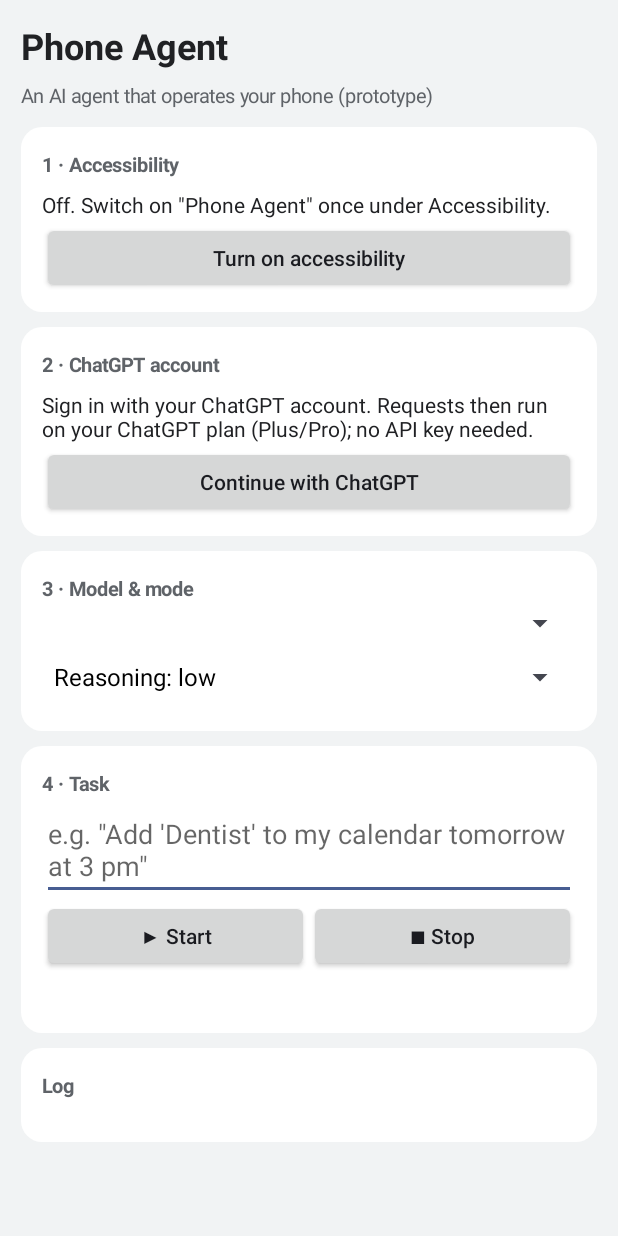
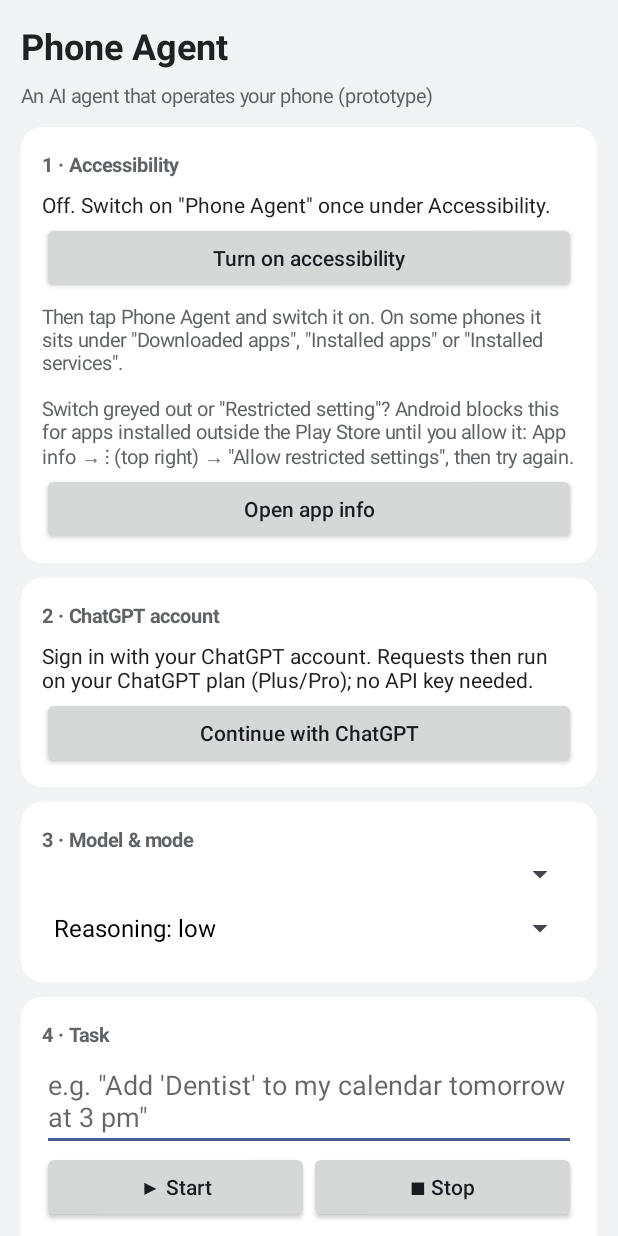
Before and after one commit to ezzcodeezzlife/phone-agent, an Android app: the screen it shows after launch (MainActivity), after a tap on "Turn on accessibility", on a phone screen of 412 x 824 dp. Run offline under Robolectric (Android 15) with nearby library versions, the phone set to English and light mode, and no system bars; 5 statements that could not run were skipped; 1 other tap on this screen came first.

Commit message:
Fix sign-in hanging on real phones; better accessibility guidance
Sign-in: while the browser is in front, Android freezes the backgrounded app
(reproduced on API 35 after switching apps during login: isFrozen=true, the
request to 127.0.0.1:1455 never got an answer, so the redirect page loaded
forever). A specialUse foreground service now keeps the process running until
the sign-in ends. A new sign-in also cleanly supersedes a pending one and waits
for the old listener to release port 1455 (before, it fell back to a random port
and the stale wait later reported a timeout).

Accessibility: Android has no public intent for one service's switch
(ACCESSIBILITY_DETAILS_SETTINGS needs a signature|installer permission), so the
button opens the accessibility list with Phone Agent as the highlight key, and
the app explains where to find it and how to allow restricted settings for
sideloaded installs (with an "Open app info" button on Android 13+).

Also translates the last German error strings in Auth.kt.

Co-Authored-By: Claude Opus 5.5 <noreply@anthropic.com>

```diff
--- a/app/src/main/java/dev/phoneagent/MainActivity.kt
+++ b/app/src/main/java/dev/phoneagent/MainActivity.kt
@@ -1,12 +1,14 @@
 package dev.phoneagent
 
 import android.app.Activity
+import android.content.ComponentName
 import android.content.Intent
 import android.content.SharedPreferences
 import android.graphics.Color
 import android.graphics.Typeface
 import android.graphics.drawable.GradientDrawable
 import android.net.Uri
+import android.os.Build
 import android.os.Bundle
 import android.os.Handler
 import android.os.Looper
@@ -35,6 +37,8 @@ class MainActivity : Activity() {
     private lateinit var prefs: SharedPreferences
     private lateinit var a11yText: TextView
     private lateinit var a11yBtn: Button
+    private lateinit var a11yHint: TextView
+    private lateinit var appInfoBtn: Button
     private lateinit var accountText: TextView
     private lateinit var loginBtn: Button
     private lateinit var usageLink: TextView
@@ -117,8 +121,19 @@ class MainActivity : Activity() {
         // 1) The one switch
         val s1 = section("1 · Accessibility", col)
         a11yText = label("")
-        a11yBtn = button("Turn on accessibility") { startActivity(Intent(Settings.ACTION_ACCESSIBILITY_SETTINGS)) }
-        s1.addView(a11yText); s1.addView(a11yBtn)
+        a11yBtn = button("Turn on accessibility") { openAccessibilitySettings() }
+        a11yHint = label(
+            "Then tap Phone Agent and switch it on. On some phones it sits under \"Downloaded apps\", " +
+                "\"Installed apps\" or \"Installed services\"." +
+                if (Build.VERSION.SDK_INT >= 33) "\n\nSwitch greyed out or \"Restricted setting\"? Android blocks this for apps " +
+                    "installed outside the Play Store until you allow it: App info → ⋮ (top right) → " +
+                    "\"Allow restricted settings\", then try again." else "",
+            13f, color = Color.rgb(95, 99, 104),
+        )
+        appInfoBtn = button("Open app info") {
+            startActivity(Intent(Settings.ACTION_APPLICATION_DETAILS_SETTINGS, Uri.fromParts("package", packageName, null)))
+        }
+        s1.addView(a11yText); s1.addView(a11yBtn); s1.addView(a11yHint); s1.addView(appInfoBtn)
 
         // 2) Sign in with ChatGPT
         val s2 = section("2 · ChatGPT account", col)
@@ -200,6 +215,8 @@ class MainActivity : Activity() {
         val svc = AgentService.instance
         a11yText.text = if (svc != null) "✓ On: the agent can read and operate the screen." else "Off. Switch on \"Phone Agent\" once under Accessibility."
         a11yBtn.visibility = if (svc != null) View.GONE else View.VISIBLE
+        a11yHint.visibility = a11yBtn.visibility
+        appInfoBtn.visibility = if (svc == null && Build.VERSION.SDK_INT >= 33) View.VISIBLE else View.GONE
         if (Auth.signedIn) {
             accountText.text = "✓ Signed in as ${Auth.email ?: "?"}" + if (Auth.planEnabled) "" else " (plan usage not allowed)"
             loginBtn.text = "Sign out"
@@ -256,8 +273,22 @@ class MainActivity : Activity() {
 
     // ---------------------------------------------------------------- actions
 
+    /**
+     * Android has no public intent that opens one service's switch: ACCESSIBILITY_DETAILS_SETTINGS needs
+     * a permission only system apps and app stores hold (checked through SDK 37). The next best thing is
+     * the accessibility list with our entry as the highlight key; AOSP-based Settings scroll to it and flash it.
+     */
+    private fun openAccessibilitySettings() {
+        val key = ComponentName(this, AgentService::class.java).flattenToString()
+        val intent = Intent(Settings.ACTION_ACCESSIBILITY_SETTINGS)
+            .putExtra(":settings:fragment_args_key", key)
+            .putExtra(":settings:show_fragment_args", Bundle().apply { putString(":settings:fragment_args_key", key) })
+        try { startActivity(intent) } catch (_: Exception) { toast("Accessibility settings not found") }
+    }
+
     private fun startLogin(openBrowser: Boolean) {
         accountText.text = "Signing in: please confirm in the browser…"
+        SignInService.start(this)
         Auth.startLogin(
             onUrl = { url ->
                 // Debug builds log the URL so the sign-in can also be done in a desktop browser (adb forward tcp:1455 tcp:1455).
@@ -269,6 +300,7 @@ class MainActivity : Activity() {
             onDone = { err ->
                 if (err != null) AgentBus.log("Sign-in failed: $err") else AgentBus.log("Signed in as ${Auth.email}")
                 main.post {
+                    SignInService.stop()
                     refresh()
                     if (err == null) fetchModels() else toast(err)
                 }
```
Also changed, not shown: app/src/main/AndroidManifest.xml (+12 -0 lines), app/src/main/java/dev/phoneagent/Auth.kt (+35 -20 lines), app/src/main/java/dev/phoneagent/SignInService.kt (added, +74 -0 lines).
